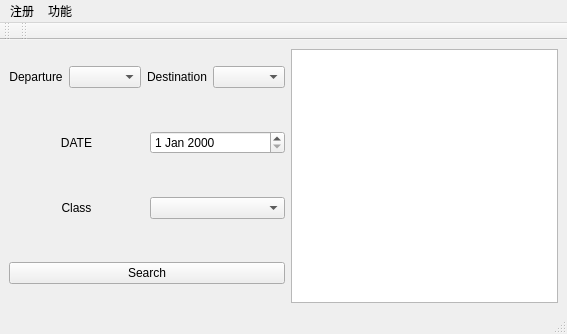
Qt form search.ui (Russell-A/database-course-design) before a commit.
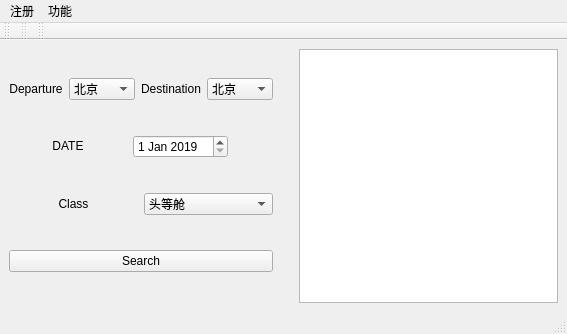
The same form after that commit.

```diff
--- a/search.ui
+++ b/search.ui
@@ -14,8 +14,8 @@
    <string>MainWindow</string>
   </property>
   <widget class="QWidget" name="centralwidget">
-   <layout class="QHBoxLayout" name="horizontalLayout_3">
-    <item>
+   <layout class="QGridLayout" name="gridLayout">
+    <item row="0" column="0">
      <layout class="QHBoxLayout" name="horizontalLayout">
       <item>
        <layout class="QVBoxLayout" name="verticalLayout">
@@ -23,6 +23,12 @@
          <layout class="QHBoxLayout" name="horizontalLayout_2">
           <item>
            <widget class="QLabel" name="label_departure">
+            <property name="sizePolicy">
+             <sizepolicy hsizetype="Maximum" vsizetype="Maximum">
+              <horstretch>0</horstretch>
+              <verstretch>0</verstretch>
+             </sizepolicy>
+            </property>
             <property name="text">
              <string>Departure</string>
             </property>
@@ -32,10 +38,87 @@
            </widget>
           </item>
           <item>
-           <widget class="QComboBox" name="comboBox_departure"/>
+           <widget class="QComboBox" name="comboBox_departure">
+            <property name="enabled">
+             <bool>true</bool>
+            </property>
+            <property name="sizePolicy">
+             <sizepolicy hsizetype="Maximum" vsizetype="Maximum">
+              <horstretch>0</horstretch>
+              <verstretch>0</verstretch>
+             </sizepolicy>
+            </property>
+            <property name="editable">
+             <bool>false</bool>
+            </property>
+            <property name="currentText">
+             <string>北京</string>
+            </property>
+            <item>
+             <property name="text">
+              <string>北京</string>
+             </property>
+            </item>
+            <item>
+             <property name="text">
+              <string>成都</string>
+             </property>
+            </item>
+            <item>
+             <property name="text">
+              <string>香港</string>
+             </property>
+            </item>
+            <item>
+             <property name="text">
+              <string>哈尔滨</string>
+             </property>
+            </item>
+            <item>
+             <property name="text">
+              <string>海南</string>
+             </property>
+            </item>
+            <item>
+             <property name="text">
+              <string>上海</string>
+             </property>
+            </item>
+            <item>
+             <property name="text">
+              <string>长春</string>
+             </property>
+            </item>
+            <item>
+             <property name="text">
+              <string>兰州</string>
+             </property>
+            </item>
+            <item>
+             <property name="text">
+              <string>广州</string>
+             </property>
+            </item>
+            <item>
+             <property name="text">
+              <string>长沙</string>
+             </property>
+            </item>
+            <item>
+             <property name="text">
+              <string>南昌</string>
+             </property>
+            </item>
+           </widget>
           </item>
           <item>
            <widget class="QLabel" name="label_destination">
+            <property name="sizePolicy">
+             <sizepolicy hsizetype="Maximum" vsizetype="Maximum">
+              <horstretch>0</horstretch>
+              <verstretch>0</verstretch>
+             </sizepolicy>
+            </property>
             <property name="text">
              <string>Destination</string>
             </property>
@@ -45,27 +128,88 @@
            </widget>
           </item>
           <item>
-           <widget class="QComboBox" name="comboBox_destination"/>
+           <widget class="QComboBox" name="comboBox_destination">
+            <property name="enabled">
+             <bool>true</bool>
+            </property>
+            <property name="sizePolicy">
+             <sizepolicy hsizetype="Maximum" vsizetype="Maximum">
+              <horstretch>0</horstretch>
+              <verstretch>0</verstretch>
+             </sizepolicy>
+            </property>
+            <property name="editable">
+             <bool>false</bool>
+            </property>
+            <item>
+             <property name="text">
+              <string>北京</string>
+             </property>
+            </item>
+            <item>
+             <property name="text">
+              <string>成都</string>
+             </property>
+            </item>
+            <item>
+             <property name="text">
+              <string>香港</string>
+             </property>
+            </item>
+            <item>
+             <property name="text">
+              <string>哈尔滨</string>
+             </property>
+            </item>
+            <item>
+             <property name="text">
+              <string>海南</string>
+             </property>
+            </item>
+            <item>
+             <property name="text">
+              <string>上海</string>
+             </property>
+            </item>
+            <item>
+             <property name="text">
+              <string>长春</string>
+             </property>
+            </item>
+            <item>
+             <property name="text">
+              <string>兰州</string>
+             </property>
+            </item>
+            <item>
+             <property name="text">
+              <string>广州</string>
+             </property>
+            </item>
+            <item>
+             <property name="text">
+              <string>长沙</string>
+             </property>
+            </item>
+            <item>
+             <property name="text">
+              <string>南昌</string>
+             </property>
+            </item>
+           </widget>
           </item>
          </layout>
         </item>
-        <item>
-         <spacer name="horizontalSpacer">
-          <property name="orientation">
-           <enum>Qt::Horizontal</enum>
-          </property>
-          <property name="sizeHint" stdset="0">
-           <size>
-            <width>40</width>
-            <height>20</height>
-           </size>
-          </property>
-         </spacer>
-        </item>
         <item>
          <layout class="QHBoxLayout" name="horizontalLayout_4">
           <item>
            <widget class="QLabel" name="label_date">
+            <property name="sizePolicy">
+             <sizepolicy hsizetype="Maximum" vsizetype="Maximum">
+              <horstretch>0</horstretch>
+              <verstretch>0</verstretch>
+             </sizepolicy>
+            </property>
             <property name="text">
              <string>DATE</string>
             </property>
@@ -75,23 +219,47 @@
            </widget>
           </item>
           <item>
-           <widget class="QDateEdit" name="dateEdit"/>
+           <widget class="QDateEdit" name="dateEdit">
+            <property name="sizePolicy">
+             <sizepolicy hsizetype="Maximum" vsizetype="Maximum">
+              <horstretch>0</horstretch>
+              <verstretch>0</verstretch>
+             </sizepolicy>
+            </property>
+            <property name="dateTime">
+             <datetime>
+              <hour>0</hour>
+              <minute>0</minute>
+              <second>0</second>
+              <year>2019</year>
+              <month>1</month>
+              <day>1</day>
+             </datetime>
+            </property>
+            <property name="maximumDateTime">
+             <datetime>
+              <hour>23</hour>
+              <minute>59</minute>
+              <second>59</second>
+              <year>2019</year>
+              <month>12</month>
+              <day>31</day>
+             </datetime>
+            </property>
+            <property name="minimumDateTime">
+             <datetime>
+              <hour>0</hour>
+              <minute>0</minute>
+              <second>0</second>
+              <year>2019</year>
+              <month>1</month>
+              <day>1</day>
+             </datetime>
+            </property>
+           </widget>
           </item>
          </layout>
         </item>
-        <item>
-         <spacer name="horizontalSpacer_2">
-          <property name="orientation">
-           <enum>Qt::Horizontal</enum>
-          </property>
-          <property name="sizeHint" stdset="0">
-           <size>
-            <width>40</width>
-            <height>20</height>
-           </size>
-          </property>
-         </spacer>
-        </item>
         <item>
          <layout class="QHBoxLayout" name="horizontalLayout_5">
           <item>
@@ -105,23 +273,26 @@
            </widget>
           </item>
           <item>
-           <widget class="QComboBox" name="comboBox_class"/>
+           <widget class="QComboBox" name="comboBox_class">
+            <item>
+             <property name="text">
+              <string>头等舱</string>
+             </property>
+            </item>
+            <item>
+             <property name="text">
+              <string>商务舱</string>
+             </property>
+            </item>
+            <item>
+             <property name="text">
+              <string>经济舱</string>
+             </property>
+            </item>
+           </widget>
           </item>
          </layout>
         </item>
-        <item>
-         <spacer name="horizontalSpacer_3">
-          <property name="orientation">
-           <enum>Qt::Horizontal</enum>
-          </property>
-          <property name="sizeHint" stdset="0">
-           <size>
-            <width>40</width>
-            <height>20</height>
-           </size>
-          </property>
-         </spacer>
-        </item>
         <item>
          <widget class="QPushButton" name="Search">
           <property name="text">
@@ -131,6 +302,19 @@
         </item>
        </layout>
       </item>
+      <item>
+       <spacer name="verticalSpacer">
+        <property name="orientation">
+         <enum>Qt::Vertical</enum>
+        </property>
+        <property name="sizeHint" stdset="0">
+         <size>
+          <width>20</width>
+          <height>40</height>
+         </size>
+        </property>
+       </spacer>
+      </item>
       <item>
        <widget class="QTableView" name="tableView">
         <property name="sizePolicy">
@@ -206,6 +390,18 @@
     <bool>false</bool>
    </attribute>
   </widget>
+  <widget class="QToolBar" name="toolBar_3">
+   <property name="windowTitle">
+    <string>toolBar_3</string>
+   </property>
+   <attribute name="toolBarArea">
+    <enum>TopToolBarArea</enum>
+   </attribute>
+   <attribute name="toolBarBreak">
+    <bool>false</bool>
+   </attribute>
+  </widget>
+  <widget class="QStatusBar" name="statusBar"/>
   <action name="actionregister">
    <property name="text">
     <string>用户注册</string>
```
Left out of the diff: 1 changed line with no effect on the pictures.
